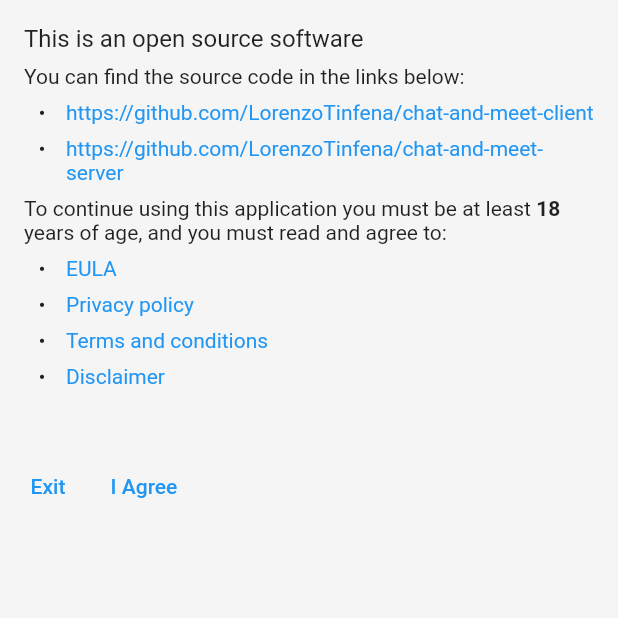
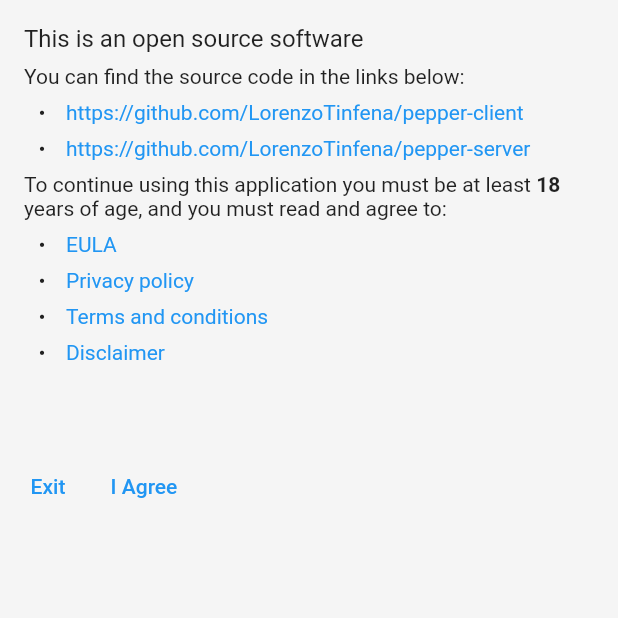
Before and after one commit to lorenzotinfena/pepper-client, a Flutter app: the screen it shows after launch, on a phone screen of 412 x 824 dp, the top half of it. Run offline on Flutter 3.47's test engine with Material 2 defaults, Android fonts, the light colour scheme and no system bars; our stand-ins replace flutter_chat_types, flutter_chat_ui, flutter_markdown; missing offline and left inert: grpc, protobuf.

Commit message:
change name

```diff
--- a/lib/main.dart
+++ b/lib/main.dart
@@ -1,10 +1,11 @@
-import 'package:chat_and_meet_client/pages/about.dart';
+import 'package:pepper_client/pages/about.dart';
 import 'package:flutter/material.dart';
 import 'pages/home.dart';
 import 'pages/chat.dart';
 import 'pages/about.dart';
 import 'pages/contract.dart';
 import 'pages/textViewer.dart';
+
 void main() => runApp(MaterialApp(
       routes: {
         '/contract': (context) => Contract(),
--- a/lib/pages/about.dart
+++ b/lib/pages/about.dart
@@ -2,6 +2,7 @@ import 'package:flutter/material.dart';
 import 'package:flutter_markdown/flutter_markdown.dart';
 import 'contract.dart';
 import 'package:url_launcher/url_launcher.dart';
+
 class About extends StatefulWidget {
   @override
   _State createState() => _State();
@@ -18,8 +19,8 @@ class _State extends State<About> {
 ### This is an open source software
 
 You can find the source code in the links below:
-- [https://github.com/LorenzoTinfena/chat-and-meet-client](https://github.com/LorenzoTinfena/chat-and-meet-client)
-- [https://github.com/LorenzoTinfena/chat-and-meet-server](https://github.com/LorenzoTinfena/chat-and-meet-server)
+- [https://github.com/LorenzoTinfena/pepper-client](https://github.com/LorenzoTinfena/pepper-client)
+- [https://github.com/LorenzoTinfena/pepper-server](https://github.com/LorenzoTinfena/pepper-server)
 
 You read and agreed to:
 - [EULA](assets/EULA.md)
--- a/lib/pages/contract.dart
+++ b/lib/pages/contract.dart
@@ -1,11 +1,11 @@
-import 'package:chat_and_meet_client/proto/service.pbenum.dart';
+import 'package:pepper_client/proto/service.pbenum.dart';
 import 'package:flutter/material.dart';
 import 'package:flutter/services.dart';
 import 'package:flutter/widgets.dart';
-import 'package:chat_and_meet_client/proto/service.pb.dart';
-import 'package:chat_and_meet_client/proto/service.pbgrpc.dart';
-import 'package:chat_and_meet_client/proto/service.pbgrpc.dart';
-import 'package:chat_and_meet_client/proto/service.pbjson.dart';
+import 'package:pepper_client/proto/service.pb.dart';
+import 'package:pepper_client/proto/service.pbgrpc.dart';
+import 'package:pepper_client/proto/service.pbgrpc.dart';
+import 'package:pepper_client/proto/service.pbjson.dart';
 import 'package:flutter_markdown/flutter_markdown.dart';
 import 'package:grpc/grpc_connection_interface.dart';
 import 'package:flutter/foundation.dart';
@@ -38,8 +38,8 @@ class _ContractState extends State<Contract> {
 ### This is an open source software
 
 You can find the source code in the links below:
-- [https://github.com/LorenzoTinfena/chat-and-meet-client](https://github.com/LorenzoTinfena/chat-and-meet-client)
-- [https://github.com/LorenzoTinfena/chat-and-meet-server](https://github.com/LorenzoTinfena/chat-and-meet-server)
+- [https://github.com/LorenzoTinfena/pepper-client](https://github.com/LorenzoTinfena/pepper-client)
+- [https://github.com/LorenzoTinfena/pepper-server](https://github.com/LorenzoTinfena/pepper-server)
 
 To continue using this application you must be at least **18** years of age, and you must read and agree to:
 - [EULA](assets/EULA.md)
```
Also changed, not shown: lib/pages/chat.dart (+9 -13 lines), lib/pages/home.dart (+8 -12 lines), pubspec.yaml (+5 -2 lines), 11 other files. Lines whose indentation alone changed are shown as unchanged.
